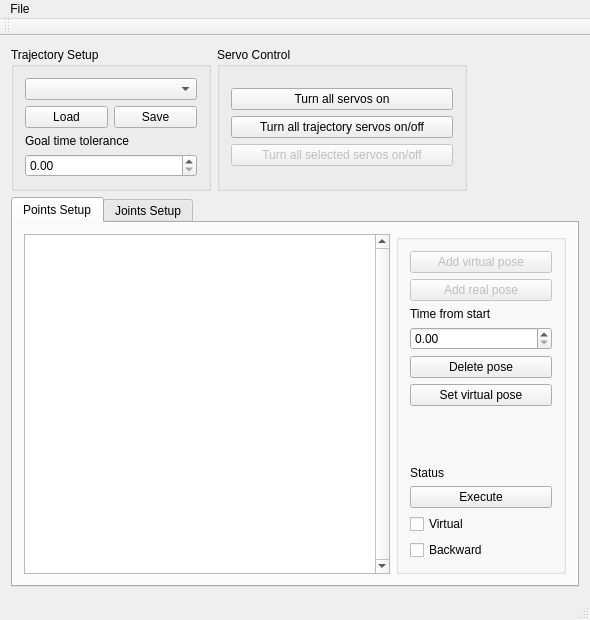
The window that sweetie_bot_joint_trajectory_editor/src/Editor.ui (sweetie-bot-project/sweetie_bot) describes before a commit, drawn with Qt 5.
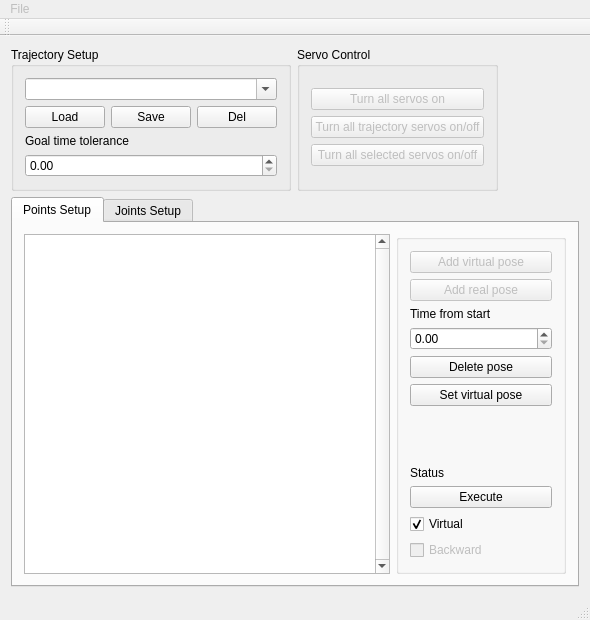
The same window after the commit. The open tabs and pages were chosen to show the change.

Commit message: data structure added to JointTrajectoryData, many bugs disappeared

```diff
--- a/sweetie_bot_joint_trajectory_editor/src/Editor.ui
+++ b/sweetie_bot_joint_trajectory_editor/src/Editor.ui
@@ -29,12 +29,15 @@
    <layout class="QVBoxLayout" name="verticalLayout_2">
     <item>
      <layout class="QVBoxLayout" name="verticalLayout">
+      <property name="sizeConstraint">
+       <enum>QLayout::SetMinimumSize</enum>
+      </property>
       <item>
        <layout class="QGridLayout" name="gridLayout_2">
         <item row="0" column="0">
          <widget class="QGroupBox" name="groupBox">
           <property name="sizePolicy">
-           <sizepolicy hsizetype="Fixed" vsizetype="Preferred">
+           <sizepolicy hsizetype="Preferred" vsizetype="Preferred">
             <horstretch>0</horstretch>
             <verstretch>0</verstretch>
            </sizepolicy>
@@ -52,7 +55,11 @@
            <item>
             <layout class="QVBoxLayout" name="verticalLayout_9">
              <item>
-              <widget class="QComboBox" name="comboBox"/>
+              <widget class="QComboBox" name="comboBox">
+               <property name="editable">
+                <bool>true</bool>
+               </property>
+              </widget>
              </item>
              <item>
               <layout class="QHBoxLayout" name="horizontalLayout_5">
@@ -70,6 +77,13 @@
                  </property>
                 </widget>
                </item>
+               <item>
+                <widget class="QPushButton" name="delTrajectoryButton">
+                 <property name="text">
+                  <string>Del</string>
+                 </property>
+                </widget>
+               </item>
               </layout>
              </item>
              <item>
@@ -97,7 +111,7 @@
           </property>
           <property name="minimumSize">
            <size>
-            <width>250</width>
+            <width>200</width>
             <height>0</height>
            </size>
           </property>
@@ -110,7 +124,7 @@
              <item>
               <widget class="QPushButton" name="turnAllServoOnButton">
                <property name="enabled">
-                <bool>true</bool>
+                <bool>false</bool>
                </property>
                <property name="text">
                 <string>Turn all servos on</string>
@@ -120,7 +134,7 @@
              <item>
               <widget class="QPushButton" name="turnAllTrajectoryServosButton">
                <property name="enabled">
-                <bool>true</bool>
+                <bool>false</bool>
                </property>
                <property name="text">
                 <string>Turn all trajectory servos on/off</string>
@@ -199,6 +213,12 @@
             </item>
             <item>
              <widget class="QGroupBox" name="groupBox_3">
+              <property name="sizePolicy">
+               <sizepolicy hsizetype="Preferred" vsizetype="Preferred">
+                <horstretch>0</horstretch>
+                <verstretch>0</verstretch>
+               </sizepolicy>
+              </property>
               <property name="minimumSize">
                <size>
                 <width>170</width>
@@ -293,10 +313,16 @@
                    <property name="text">
                     <string>Virtual</string>
                    </property>
+                   <property name="checked">
+                    <bool>true</bool>
+                   </property>
                   </widget>
                  </item>
                  <item>
                   <widget class="QCheckBox" name="backwardCheckBox">
+                   <property name="enabled">
+                    <bool>false</bool>
+                   </property>
                    <property name="text">
                     <string>Backward</string>
                    </property>
@@ -448,6 +474,9 @@
   </widget>
   <widget class="QStatusBar" name="statusBar"/>
   <widget class="QMenuBar" name="menuBar">
+   <property name="enabled">
+    <bool>false</bool>
+   </property>
    <property name="geometry">
     <rect>
      <x>0</x>
```
Left out of the diff: 19 changed lines with no effect on the pictures. The commit also changes 12 other files.
